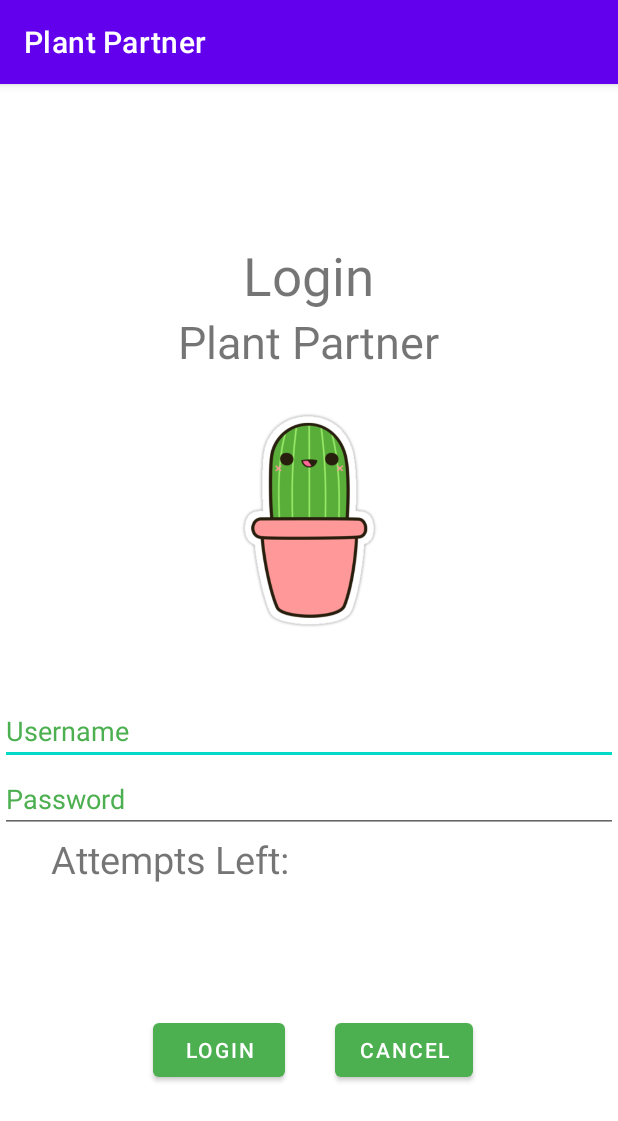
After one commit to raileendr/PlantPartner, an Android app: the LoginActivity screen opened directly, with no data from a screen before it, on a phone screen of 412 x 824 dp. The commit adds this screen. Shown: the top 1121 px of the screen. Run offline under Robolectric (Android 15) with nearby library versions, the phone set to English and light mode, and no system bars.

Commit message:
created login page

```diff
--- a/app/src/main/AndroidManifest.xml
+++ b/app/src/main/AndroidManifest.xml
@@ -9,7 +9,8 @@
         android:roundIcon="@mipmap/ic_launcher_round"
         android:supportsRtl="true"
         android:theme="@style/Theme.PlantPartner">
-        <activity android:name=".PlantActivity"></activity>
+        <activity android:name=".LoginActivity"></activity>
+        <activity android:name=".PlantActivity" />
         <activity android:name=".QuizActivity" />
         <activity
             android:name=".MainActivity"
--- /dev/null
+++ b/app/src/main/java/com/ksing/plantpartner/LoginActivity.java
@@ -0,0 +1,66 @@
+package com.ksing.plantpartner;
+
+import androidx.appcompat.app.AppCompatActivity;
+
+import android.os.Bundle;
+import android.app.Activity;
+import android.graphics.Color;
+import android.os.Bundle;
+import android.view.View;
+
+import android.widget.Button;
+import android.widget.EditText;
+import android.widget.TextView;
+import android.widget.Toast;
+
+public class LoginActivity extends AppCompatActivity {
+
+    Button b1, b2;
+    EditText ed1, ed2;
+
+    TextView tx1;
+    int counter = 3;
+
+    @Override
+    protected void onCreate(Bundle savedInstanceState) {
+        super.onCreate(savedInstanceState);
+        setContentView(R.layout.activity_login);
+
+        b1 = (Button)findViewById(R.id.button);
+        ed1 = (EditText)findViewById(R.id.editText);
+        ed2 = (EditText)findViewById(R.id.editText2);
+
+        b2 = (Button)findViewById(R.id.button2);
+        tx1 = (TextView)findViewById(R.id.textView3);
+        tx1.setVisibility(View.GONE);
+
+        b1.setOnClickListener(new View.OnClickListener() {
+            @Override
+            public void onClick(View v) {
+                if(ed1.getText().toString().equals("admin") &&
+                ed2.getText().toString().equals("admin")) {
+                    Toast.makeText(getApplicationContext(),
+                            "Redirecting...", Toast.LENGTH_SHORT).show();
+                }else{
+                    Toast.makeText(getApplicationContext(), "Invalid User or Password",
+                            Toast.LENGTH_SHORT).show();
+                    tx1.setVisibility(View.VISIBLE);
+                    tx1.setBackgroundColor(Color.RED);
+                    counter--;
+                    tx1.setText(Integer.toString(counter));
+
+                    if (counter == 0) {
+                        b1.setEnabled(false);
+                    }
+                }
+            }
+        });
+
+        b2.setOnClickListener(new View.OnClickListener() {
+            @Override
+            public void onClick(View v) {
+                finish();
+            }
+        });
+    }
+}
--- a/app/src/main/java/com/ksing/plantpartner/MainActivity.java
+++ b/app/src/main/java/com/ksing/plantpartner/MainActivity.java
@@ -13,11 +13,26 @@ import android.widget.Toast;
 
 public class MainActivity extends AppCompatActivity{
 
+    public Button button;
+
     @Override
     protected void onCreate(Bundle savedInstanceState) {
         super.onCreate(savedInstanceState);
         setContentView(R.layout.activity_main);
 
+        // Creates Login Button to direct to Login Page
+        button = (Button) findViewById(R.id.loginButton);
+        button.setOnClickListener(new View.OnClickListener() {
+
+            //Opens Login Page
+            @Override
+            public void onClick(View v) {
+                Intent intent = new Intent(MainActivity.this, LoginActivity.class);
+                startActivity(intent);
+            }
+        });
+
+        // Creates Button to direct to Quiz
         Button quizBtn = findViewById(R.id.quizButton);
         quizBtn.setOnClickListener(new View.OnClickListener(){
 
--- /dev/null
+++ b/app/src/main/res/layout/activity_login.xml
@@ -0,0 +1,123 @@
+<?xml version="1.0" encoding="utf-8"?>
+<RelativeLayout xmlns:android="http://schemas.android.com/apk/res/android"
+    xmlns:app="http://schemas.android.com/apk/res-auto"
+    xmlns:tools="http://schemas.android.com/tools"
+    android:layout_width="match_parent"
+    android:layout_height="match_parent"
+    tools:context=".LoginActivity">
+
+    <TextView
+        android:id="@+id/textView"
+        android:layout_width="wrap_content"
+        android:layout_height="wrap_content"
+        android:text="Login"
+        android:textSize="35sp"
+        android:layout_marginTop="104dp"
+        android:layout_centerHorizontal="true"
+        tools:layout_editor_absoluteX="121dp"
+        tools:layout_editor_absoluteY="354dp" />
+
+    <TextView
+        android:layout_width="wrap_content"
+        android:layout_height="wrap_content"
+        android:text="Plant Partner"
+        android:id="@+id/textView2"
+        android:layout_below="@+id/textView"
+        android:layout_centerHorizontal="true"
+        android:textSize="30sp" />
+
+    <EditText
+        android:layout_width="wrap_content"
+        android:layout_height="wrap_content"
+        android:id="@+id/editText"
+        android:hint="Username"
+        android:focusable="true"
+        android:textColorHighlight="#ff7eff15"
+        android:textColorHint="#4CAF50"
+        android:layout_marginTop="46dp"
+        android:layout_below="@+id/imageView"
+        android:layout_alignParentLeft="true"
+        android:layout_alignParentStart="true"
+        android:layout_alignParentRight="true"
+        android:layout_alignParentEnd="true" />
+
+    <ImageView
+        android:id="@+id/imageView"
+        android:layout_width="121dp"
+        android:layout_height="144dp"
+        android:layout_below="@+id/textView"
+        android:layout_marginTop="67dp"
+        android:layout_centerHorizontal="true"
+        android:src="@drawable/cactus" />
+
+    <EditText
+        android:layout_width="wrap_content"
+        android:layout_height="wrap_content"
+        android:inputType="textPassword"
+        android:ems="10"
+        android:id="@+id/editText2"
+        android:layout_below="@+id/editText"
+        android:layout_alignParentLeft="true"
+        android:layout_alignParentStart="true"
+        android:layout_alignRight="@+id/editText"
+        android:layout_alignEnd="@+id/editText"
+        android:textColorHint="#4CAF50"
+        android:hint="Password" />
+
+    <TextView
+        android:id="@+id/textView1"
+        android:layout_width="wrap_content"
+        android:layout_height="wrap_content"
+        android:layout_below="@+id/editText2"
+        android:layout_alignParentStart="true"
+        android:layout_alignParentLeft="true"
+        android:layout_marginStart="34dp"
+        android:layout_marginLeft="34dp"
+        android:text="Attempts Left: "
+        android:textSize="25dp" />
+
+
+    <TextView
+        android:id="@+id/textView3"
+        android:layout_width="wrap_content"
+        android:layout_height="wrap_content"
+        android:layout_alignTop="@+id/textView2"
+        android:layout_alignParentEnd="true"
+        android:layout_alignParentRight="true"
+        android:layout_alignParentBottom="@+id/textView"
+        android:layout_marginStart="-40dp"
+        android:layout_marginLeft="-40dp"
+        android:layout_marginTop="355dp"
+        android:layout_marginEnd="39dp"
+        android:layout_marginRight="39dp"
+        android:layout_toEndOf="@+id/textView"
+        android:layout_toRightOf="@+id/textView"
+        android:text="New Text"
+        android:textSize="20dp" />
+
+    <Button
+        android:id="@+id/button"
+        android:layout_width="wrap_content"
+        android:layout_height="wrap_content"
+        android:layout_alignParentBottom="true"
+        android:layout_marginRight="-28dp"
+        android:layout_marginBottom="100dp"
+        android:layout_toLeftOf="@+id/textView"
+        android:text="Login"
+        app:backgroundTint="#4CAF50"/>
+
+    <Button
+        android:id="@+id/button2"
+        android:layout_width="wrap_content"
+        android:layout_height="wrap_content"
+        android:layout_alignParentBottom="true"
+        android:layout_marginStart="-26dp"
+        android:layout_marginLeft="-26dp"
+        android:layout_marginBottom="100dp"
+        android:layout_toEndOf="@+id/textView"
+        android:layout_toRightOf="@+id/textView"
+        android:text="Cancel"
+        app:backgroundTint="#4CAF50"/>
+
+
+</RelativeLayout>
--- a/app/src/main/res/layout/activity_main.xml
+++ b/app/src/main/res/layout/activity_main.xml
@@ -12,8 +12,18 @@
         android:layout_height="wrap_content"
         android:layout_alignParentBottom="true"
         android:layout_centerHorizontal="true"
-        android:layout_marginBottom="88dp"
+        android:layout_marginBottom="120dp"
         android:text="Get Started"
+        app:backgroundTint="#4CAF50" />
+
+    <Button
+        android:id="@+id/loginButton"
+        android:layout_width="wrap_content"
+        android:layout_height="wrap_content"
+        android:layout_alignParentBottom="true"
+        android:layout_centerHorizontal="true"
+        android:layout_marginBottom="65dp"
+        android:text="Login"
         app:backgroundTint="#4CAF50" />
 
     <TextView
@@ -21,15 +31,15 @@
         android:layout_width="wrap_content"
         android:layout_height="wrap_content"
         android:layout_alignParentTop="true"
-        android:layout_centerHorizontal="true"
-        android:layout_marginTop="123dp"
+        android:layout_marginTop="104dp"
+        android:layout_centerInParent="true"
         android:text="Welcome to Plant Partner!"
         android:textSize="25dp" />
 
     <ImageView
         android:id="@+id/imageView"
-        android:layout_width="wrap_content"
-        android:layout_height="wrap_content"
+        android:layout_width="match_parent"
+        android:layout_height="match_parent"
         app:srcCompat="@drawable/image0" />
 
 
```
